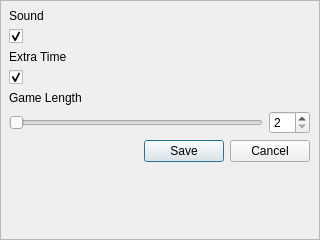
Old version of the form settingsFrame.ui in the repository rochford/cutefootball.
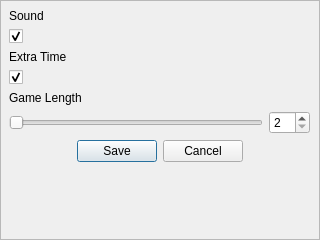
New version of the form.

The edit to the form file:
```diff
--- a/settingsFrame.ui
+++ b/settingsFrame.ui
@@ -159,6 +159,9 @@
       <property name="standardButtons">
        <set>QDialogButtonBox::Cancel|QDialogButtonBox::Save</set>
       </property>
+      <property name="centerButtons">
+       <bool>true</bool>
+      </property>
      </widget>
     </item>
     <item>
```
